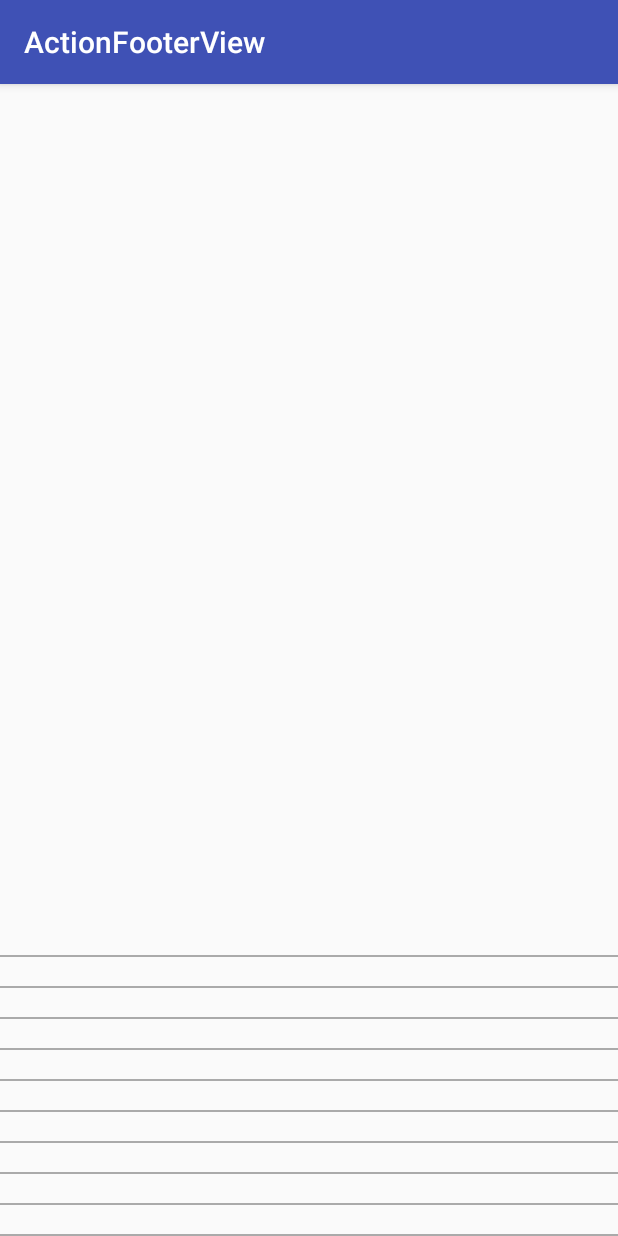
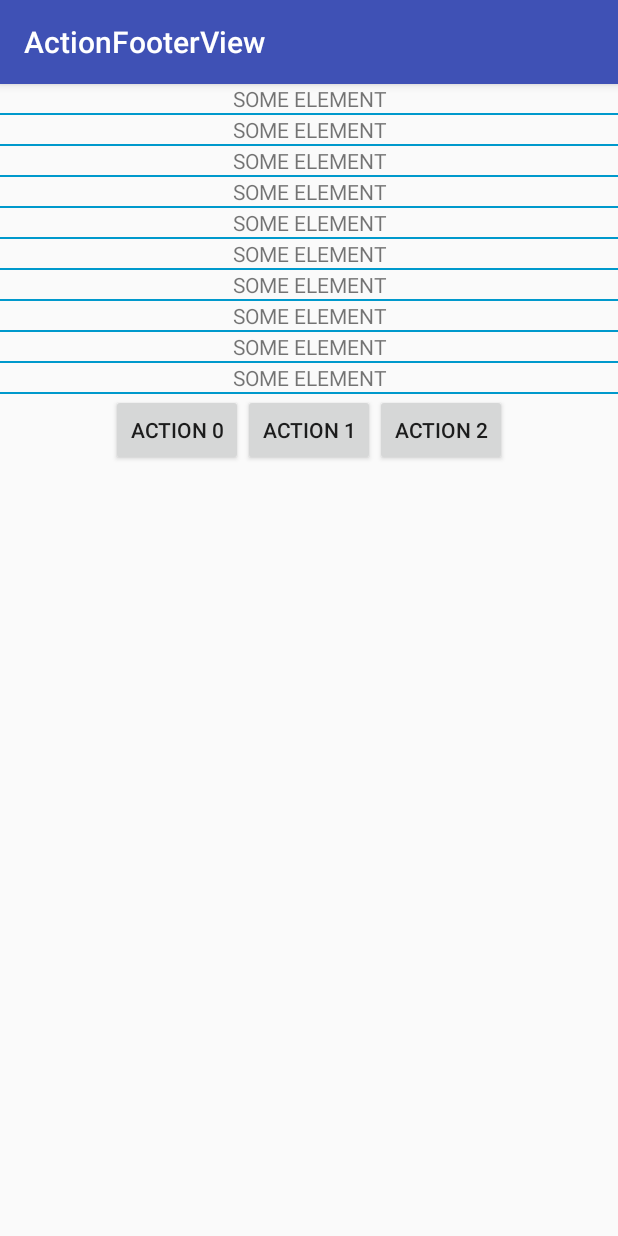
Before and after one commit to rmuhamed/ActionFooterView, an Android app: the screen it shows after launch (MainActivity), on a phone screen of 412 x 824 dp. Run offline under Robolectric (Android 15) with nearby library versions, the phone set to English and light mode, and no system bars; our stand-ins replace ButterKnife; 1 statement that could not run was skipped.

Commit message:
Beginning with generic action logic

```diff
--- a/app/src/main/java/com/rmuhamed/actionfooterview/MainActivity.java
+++ b/app/src/main/java/com/rmuhamed/actionfooterview/MainActivity.java
@@ -33,6 +33,7 @@ public class MainActivity extends AppCompatActivity {
 
         MockAdapter adapter = new MockAdapter(MockGenerator.generate());
 
+        this.recyclerView = (RecyclerView) this.findViewById(R.id.recycler);
         this.recyclerView.setAdapter(adapter);
         this.recyclerView.setLayoutManager(new LinearLayoutManager(this, LinearLayoutManager.VERTICAL, true));
 
@@ -40,6 +41,7 @@ public class MainActivity extends AppCompatActivity {
         adapter.addObservedEvent(new RemoveAction(adapter));
         adapter.addObservedEvent(new CreateAction(adapter));
 
+        this.rootView = (LinearLayout) this.findViewById(R.id.root);
         this.rootView.addView(new ActionFooterView(this, adapter.getObservedEvents()));
     }
 }
--- a/app/src/main/java/com/rmuhamed/actionfooterview/adapters/MockAdapter.java
+++ b/app/src/main/java/com/rmuhamed/actionfooterview/adapters/MockAdapter.java
@@ -10,6 +10,7 @@ import com.rmuhamed.actionfooterview.R;
 import com.rmuhamed.actionfooterview.listeners.AbstractAction;
 import com.rmuhamed.actionfooterview.model.MockObject;
 
+import java.util.ArrayList;
 import java.util.List;
 
 /**
@@ -23,6 +24,7 @@ public class MockAdapter extends RecyclerView.Adapter<MockViewHolder> {
 
     public MockAdapter(List<MockObject> items) {
         this.items = items;
+        this.actions = new ArrayList<>();
     }
 
     @Override
@@ -47,7 +49,6 @@ public class MockAdapter extends RecyclerView.Adapter<MockViewHolder> {
         Log.d(LOG_TAG, "UPDATE ACTION");
     }
 
-
     public void doDelete() {
         Log.d(LOG_TAG, "DELETE ACTION");
     }
--- a/app/src/main/java/com/rmuhamed/actionfooterview/adapters/MockViewHolder.java
+++ b/app/src/main/java/com/rmuhamed/actionfooterview/adapters/MockViewHolder.java
@@ -20,5 +20,7 @@ public class MockViewHolder extends RecyclerView.ViewHolder {
         super(itemView);
 
         ButterKnife.bind(itemView);
+
+        this.label = (TextView) itemView.findViewById(R.id.item_label);
     }
 }
--- a/app/src/main/java/com/rmuhamed/actionfooterview/widgets/ActionFooterView.java
+++ b/app/src/main/java/com/rmuhamed/actionfooterview/widgets/ActionFooterView.java
@@ -2,6 +2,7 @@ package com.rmuhamed.actionfooterview.widgets;
 
 import android.content.Context;
 import android.util.AttributeSet;
+import android.view.Gravity;
 import android.widget.LinearLayout;
 
 import com.rmuhamed.actionfooterview.listeners.AbstractAction;
@@ -13,26 +14,26 @@ import java.util.Locale;
  * Created by rmuhamed on sábado.
  */
 public class ActionFooterView extends LinearLayout {
-
-    private List<AbstractAction> actionListeners;
+    public static final int DEFAULT_CHILD_COUNT = 3;
 
     public ActionFooterView(Context context, List<AbstractAction> listeners) {
         super(context);
 
-        this.actionListeners = listeners;
-
-        this.addChildViews(context, 3);
+        this.prepareView(context, listeners, DEFAULT_CHILD_COUNT);
     }
 
-    public ActionFooterView(Context context, AttributeSet attrs, int numberOfViews) {
-        super(context, attrs);
+    private void prepareView(Context context, List<AbstractAction> actions, int childCount) {
+        this.setOrientation(LinearLayout.HORIZONTAL);
+        this.getLayoutParams().width = LayoutParams.MATCH_PARENT;
 
-        this.addChildViews(context, numberOfViews);
+        this.setGravity(Gravity.CENTER_HORIZONTAL);
+
+        this.addChildViews(context, actions, childCount);
     }
 
-    private void addChildViews(Context c, int n) {
+    private void addChildViews(Context c, List<AbstractAction> actions, int n) {
         for (int i = 0; i < n; i++) {
-            ActionButtonView b = new ActionButtonView(c, this.actionListeners.get(i));
+            ActionButtonView b = new ActionButtonView(c, actions.get(i));
             b.setText(String.format(Locale.getDefault(), "Action %d", i));
             this.addView(b);
         }
--- a/app/src/main/res/layout/activity_main.xml
+++ b/app/src/main/res/layout/activity_main.xml
@@ -11,6 +11,6 @@
     <android.support.v7.widget.RecyclerView
         android:id="@+id/recycler"
         android:layout_width="match_parent"
-        android:layout_height="match_parent" />
+        android:layout_height="wrap_content" />
 
 </LinearLayout>
--- a/app/src/main/res/layout/recycler_item.xml
+++ b/app/src/main/res/layout/recycler_item.xml
@@ -3,18 +3,19 @@
     xmlns:android="http://schemas.android.com/apk/res/android"
     xmlns:tools="http://schemas.android.com/tools"
     android:layout_width="match_parent"
-    android:layout_height="match_parent"
+    android:layout_height="48dp"
     android:orientation="vertical">
 
     <TextView
         android:id="@+id/item_label"
         android:layout_width="match_parent"
         android:layout_height="match_parent"
+        android:gravity="center"
         tools:text="Element text"/>
 
     <View
         android:layout_width="match_parent"
         android:layout_height="1dp"
-        android:background="@android:color/darker_gray" />
+        android:background="@android:color/holo_blue_dark" />
 
 </LinearLayout>
```
